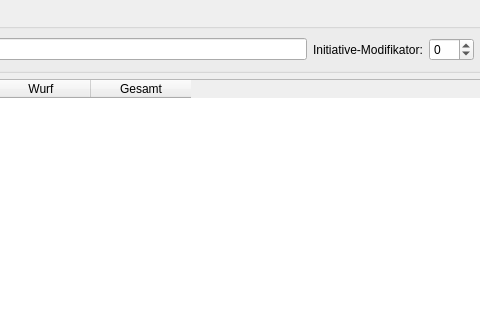
Before: the Qt Designer form src/mainwindow.ui in LutzHauschild/D-D-Helper, drawn with Qt 5; both pictures show x 219 to 699 and y 0 to 320 of the 800 by 600 pixel window.
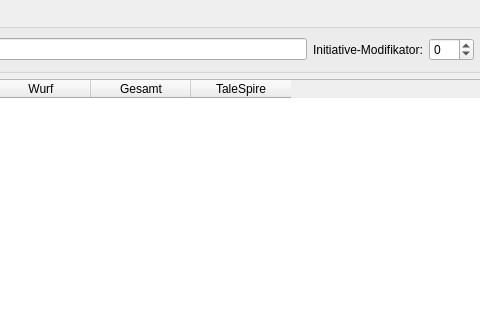
After: the same form once the commit is applied.

```diff
--- a/src/mainwindow.ui
+++ b/src/mainwindow.ui
@@ -80,6 +80,11 @@
         <string>Gesamt</string>
        </property>
       </column>
+      <column>
+       <property name="text">
+        <string>TaleSpire</string>
+       </property>
+      </column>
      </widget>
     </item>
     <item>
```
